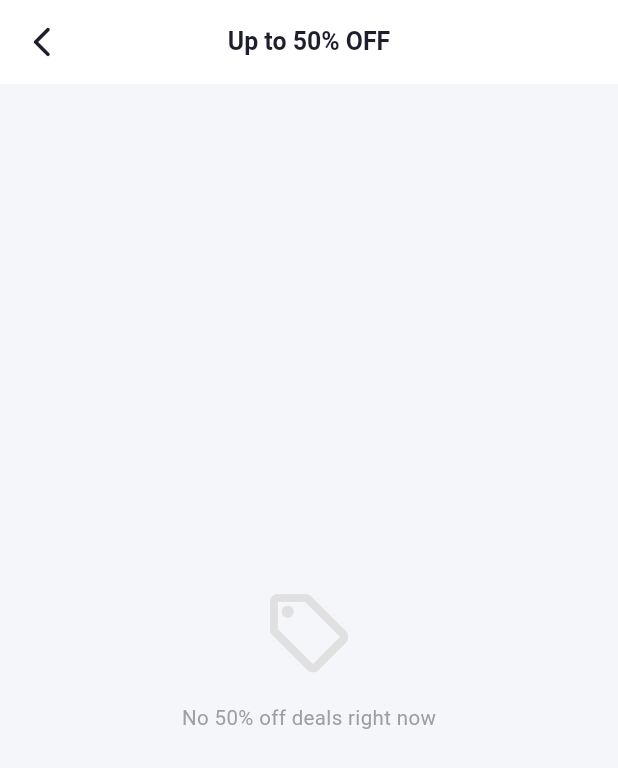
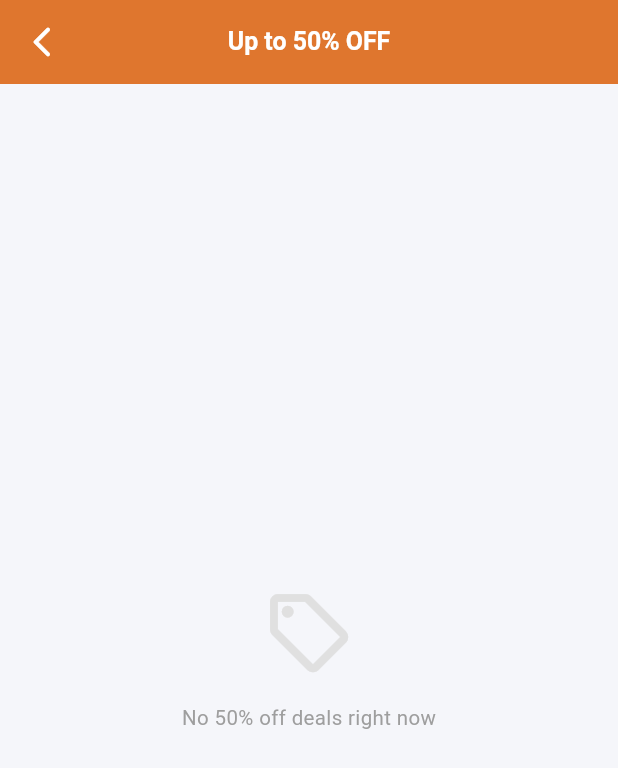
Before and after one commit to sarwarsamad27/userSide, a Flutter app: the DiscountedProductsScreen screen opened directly, on a phone screen of 412 x 824 dp. Shown: the top 768 px of the screen. Run offline on Flutter 3.47's test engine with Material 3 defaults, Android fonts, the phone set to English and light mode, and no system bars; our stand-ins replace app_links, connectivity_plus, firebase_core, firebase_messaging, flutter_animate, flutter_local_notifications and 16 more; accounts and stored records are empty; network calls fail; project files that could hold a hidden picture were left out.

Commit message:
complete again

```diff
--- a/lib/models/order/myOrderModel.dart
+++ b/lib/models/order/myOrderModel.dart
@@ -65,6 +65,7 @@ class Orders {
   String? slipLink;
   String? leopardsStatus;
   String? cnNumber;
+  String? deliveredAt; // ✅ NEW
 
   // ✅ Cancel fields
   String? cancelReason;
@@ -92,6 +93,7 @@ class Orders {
     this.cancelReason,
     this.cancelledBy,
     this.cancelledAt,
+    this.deliveredAt, // ✅
   });
 
   Orders.fromJson(Map<String, dynamic> json) {
@@ -106,7 +108,9 @@ class Orders {
     buyerDetails = json['buyerDetails'] != null
         ? BuyerDetails.fromJson(json['buyerDetails'])
         : null;
-    product = json['product'] != null ? Product.fromJson(json['product']) : null;
+    product = json['product'] != null
+        ? Product.fromJson(json['product'])
+        : null;
     exchangeRequest = json['exchangeRequest'] != null
         ? ExchangeRequestData.fromJson(json['exchangeRequest'])
         : null;
@@ -120,6 +124,7 @@ class Orders {
     slipLink = json['slipLink'];
     leopardsStatus = json['leopardsStatus'];
     cnNumber = json['cnNumber'];
+    deliveredAt = json['deliveredAt']; // ✅
 
     // ✅ Cancel fields
     cancelReason = json['cancelReason'];
@@ -144,6 +149,7 @@ class Orders {
     data['slipLink'] = slipLink;
     data['leopardsStatus'] = leopardsStatus;
     data['cnNumber'] = cnNumber;
+    data['deliveredAt'] = deliveredAt; // ✅
     return data;
   }
 }
@@ -189,14 +195,14 @@ class ExchangeRequestData {
         resolutionType: json['resolutionType']?.toString(),
         courierPaidBy: json['courierPaidBy']?.toString(),
         returnTrackingNumber: json['returnTrackingNumber']?.toString(),
-        replacementTrackingNumber: json['replacementTrackingNumber']?.toString(),
+        replacementTrackingNumber: json['replacementTrackingNumber']
+            ?.toString(),
         replacementSlipLink: json['replacementSlipLink']?.toString(), // ✅
         refundAmount: (json['refundAmount'] as num?)?.toDouble(),
         createdAt: json['createdAt']?.toString(),
         pdfPath: json['pdfPath']?.toString(),
       );
 }
-
 
 // ── Refund Request Data ────────────────────────────────────────────────────
 class RefundRequestData {
--- a/lib/view/dashboard/products/discounted_products_screen.dart
+++ b/lib/view/dashboard/products/discounted_products_screen.dart
@@ -13,7 +13,8 @@ class DiscountedProductsScreen extends StatefulWidget {
   const DiscountedProductsScreen({super.key, this.minDiscount = 50});
 
   @override
-  State<DiscountedProductsScreen> createState() => _DiscountedProductsScreenState();
+  State<DiscountedProductsScreen> createState() =>
+      _DiscountedProductsScreenState();
 }
 
 class _DiscountedProductsScreenState extends State<DiscountedProductsScreen> {
@@ -33,11 +34,14 @@ class _DiscountedProductsScreenState extends State<DiscountedProductsScreen> {
     return Scaffold(
       backgroundColor: const Color(0xFFF5F6FA),
       appBar: AppBar(
-        backgroundColor: Colors.white,
+        backgroundColor: AppColor.primaryColor,
         elevation: 0,
         centerTitle: true,
         leading: IconButton(
-          icon: const Icon(Icons.arrow_back_ios_new_rounded, color: Color(0xFF1E1E2D)),
+          icon: const Icon(
+            Icons.arrow_back_ios_new_rounded,
+            color: Colors.white,
+          ),
           onPressed: () => Navigator.pop(context),
         ),
         title: Text(
@@ -45,7 +49,7 @@ class _DiscountedProductsScreenState extends State<DiscountedProductsScreen> {
           style: TextStyle(
             fontSize: 17.sp,
             fontWeight: FontWeight.w700,
-            color: const Color(0xFF1E1E2D),
+            color: Colors.white,
           ),
         ),
       ),
@@ -64,11 +68,18 @@ class _DiscountedProductsScreenState extends State<DiscountedProductsScreen> {
               child: Column(
                 mainAxisSize: MainAxisSize.min,
                 children: [
-                  Icon(Icons.local_offer_outlined, size: 64.sp, color: Colors.grey.shade300),
+                  Icon(
+                    Icons.local_offer_outlined,
+                    size: 64.sp,
+                    color: Colors.grey.shade300,
+                  ),
                   SizedBox(height: 16.h),
                   Text(
                     'No ${widget.minDiscount}% off deals right now',
-                    style: TextStyle(fontSize: 14.sp, color: Colors.grey.shade500),
+                    style: TextStyle(
+                      fontSize: 14.sp,
+                      color: Colors.grey.shade500,
+                    ),
                   ),
                 ],
               ),
@@ -88,10 +99,13 @@ class _DiscountedProductsScreenState extends State<DiscountedProductsScreen> {
                 SliverToBoxAdapter(
                   child: Container(
                     margin: EdgeInsets.all(16.w),
-                    padding: EdgeInsets.symmetric(horizontal: 20.w, vertical: 16.h),
+                    padding: EdgeInsets.symmetric(
+                      horizontal: 20.w,
+                      vertical: 16.h,
+                    ),
                     decoration: BoxDecoration(
                       gradient: const LinearGradient(
-                        colors: [Color(0xFFEF4444), Color(0xFFFF6B6B)],
+                        colors: [AppColor.appimagecolor, AppColor.primaryColor],
                         begin: Alignment.topLeft,
                         end: Alignment.bottomRight,
                       ),
@@ -114,12 +128,19 @@ class _DiscountedProductsScreenState extends State<DiscountedProductsScreen> {
                               SizedBox(height: 4.h),
                               Text(
                                 '${discounted.length} products at ${widget.minDiscount}%+ off',
-                                style: TextStyle(fontSize: 12.sp, color: Colors.white70),
+                                style: TextStyle(
+                                  fontSize: 12.sp,
+                                  color: Colors.white70,
+                                ),
                               ),
                             ],
                           ),
                         ),
-                        Icon(Icons.flash_on_rounded, color: Colors.white, size: 40.sp),
+                        Icon(
+                          Icons.flash_on_rounded,
+                          color: Colors.white,
+                          size: 40.sp,
+                        ),
                       ],
                     ),
                   ),
@@ -127,10 +148,10 @@ class _DiscountedProductsScreenState extends State<DiscountedProductsScreen> {
                 SliverPadding(
                   padding: EdgeInsets.symmetric(horizontal: 8.w),
                   sliver: SliverGrid(
-                    delegate: SliverChildBuilderDelegate(
-                      (context, index) {
+                    delegate: SliverChildBuilderDelegate((context, index) {
                       final p = discounted[index];
-                        final imageUrl = (p.images != null && p.images!.isNotEmpty)
+                      final imageUrl =
+                          (p.images != null && p.images!.isNotEmpty)
                           ? p.images!.first
                           : '';
                       return ProductCard(
@@ -145,7 +166,9 @@ class _DiscountedProductsScreenState extends State<DiscountedProductsScreen> {
                               ),
                             ),
                             imageUrl: imageUrl.isNotEmpty
-                              ? (imageUrl.startsWith('http') ? Global.getImageUrl(imageUrl) : imageUrl)
+                                ? (imageUrl.startsWith('http')
+                                      ? Global.getImageUrl(imageUrl)
+                                      : imageUrl)
                                 : '',
                             price: '${p.afterDiscountPrice ?? 0}',
                             name: p.name ?? '',
@@ -157,9 +180,7 @@ class _DiscountedProductsScreenState extends State<DiscountedProductsScreen> {
                           .animate()
                           .fadeIn(delay: (index * 40).ms)
                           .slideY(begin: 0.1, curve: Curves.easeOutQuad);
-                      },
-                      childCount: discounted.length,
-                    ),
+                    }, childCount: discounted.length),
                     gridDelegate: SliverGridDelegateWithFixedCrossAxisCount(
                       crossAxisCount: 2,
                       mainAxisSpacing: 12.h,
```
Also changed, not shown: lib/view/dashboard/profile/order/orderHistoryDetail.dart (+11 -4 lines). Lines whose indentation alone changed are shown as unchanged.
